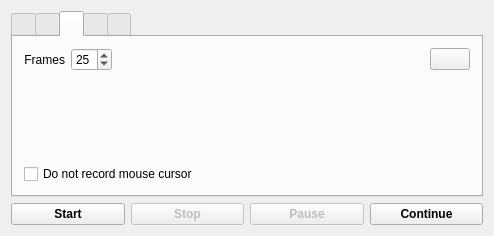
Qt form mainwindow.ui (vkohaupt/vokoscreenNG) before a commit.
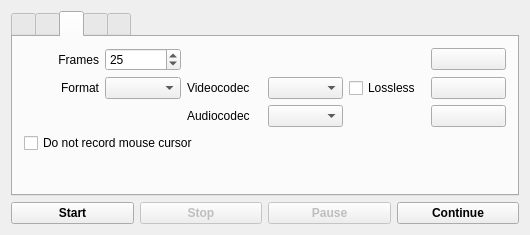
The same form after that commit. The open tabs and pages were chosen to show the change.

Diff of the .ui file:
```diff
--- a/mainwindow.ui
+++ b/mainwindow.ui
@@ -6,8 +6,8 @@
    <rect>
     <x>0</x>
     <y>0</y>
-    <width>494</width>
-    <height>236</height>
+    <width>530</width>
+    <height>235</height>
    </rect>
   </property>
   <property name="windowTitle">
@@ -88,8 +88,38 @@
        </attribute>
        <layout class="QVBoxLayout" name="verticalLayout_2">
         <item>
-         <layout class="QGridLayout" name="gridLayout_2">
-          <item row="0" column="3">
+         <layout class="QGridLayout" name="gridLayout_5">
+          <item row="1" column="1">
+           <widget class="QComboBox" name="comboBox"/>
+          </item>
+          <item row="0" column="0">
+           <widget class="QLabel" name="labelFrames">
+            <property name="text">
+             <string>Frames</string>
+            </property>
+            <property name="alignment">
+             <set>Qt::AlignRight|Qt::AlignTrailing|Qt::AlignVCenter</set>
+            </property>
+           </widget>
+          </item>
+          <item row="1" column="0">
+           <widget class="QLabel" name="label">
+            <property name="text">
+             <string>Format</string>
+            </property>
+            <property name="alignment">
+             <set>Qt::AlignRight|Qt::AlignTrailing|Qt::AlignVCenter</set>
+            </property>
+           </widget>
+          </item>
+          <item row="1" column="4">
+           <widget class="QCheckBox" name="checkBox_2">
+            <property name="text">
+             <string>Lossless</string>
+            </property>
+           </widget>
+          </item>
+          <item row="0" column="5">
            <widget class="QPushButton" name="pushButtonFramesDefault">
             <property name="text">
              <string/>
@@ -103,31 +133,49 @@
             </property>
            </widget>
           </item>
-          <item row="0" column="0">
-           <widget class="QLabel" name="labelFrames">
+          <item row="2" column="3">
+           <widget class="QComboBox" name="comboBox_3"/>
+          </item>
+          <item row="1" column="2">
+           <widget class="QLabel" name="label_2">
             <property name="text">
-             <string>Frames</string>
+             <string>Videocodec</string>
             </property>
-            <property name="alignment">
-             <set>Qt::AlignRight|Qt::AlignTrailing|Qt::AlignVCenter</set>
+           </widget>
+          </item>
+          <item row="2" column="2">
+           <widget class="QLabel" name="label_3">
+            <property name="text">
+             <string>Audiocodec</string>
             </property>
            </widget>
           </item>
-          <item row="0" column="2">
-           <spacer name="horizontalSpacer">
-            <property name="orientation">
-             <enum>Qt::Horizontal</enum>
+          <item row="1" column="3">
+           <widget class="QComboBox" name="comboBox_2"/>
+          </item>
+          <item row="1" column="5">
+           <widget class="QPushButton" name="pushButton">
+            <property name="text">
+             <string/>
             </property>
-            <property name="sizeHint" stdset="0">
-             <size>
-              <width>40</width>
-              <height>20</height>
-             </size>
+           </widget>
+          </item>
+          <item row="2" column="5">
+           <widget class="QPushButton" name="pushButton_2">
+            <property name="text">
+             <string/>
             </property>
-           </spacer>
+           </widget>
           </item>
          </layout>
         </item>
+        <item>
+         <widget class="QCheckBox" name="checkBoxMouseCursorOnOff">
+          <property name="text">
+           <string>Do not record mouse cursor</string>
+          </property>
+         </widget>
+        </item>
         <item>
          <spacer name="verticalSpacer_2">
           <property name="orientation">
@@ -141,13 +189,6 @@
           </property>
          </spacer>
         </item>
-        <item>
-         <widget class="QCheckBox" name="checkBoxMouseCursorOnOff">
-          <property name="text">
-           <string>Do not record mouse cursor</string>
-          </property>
-         </widget>
-        </item>
        </layout>
       </widget>
       <widget class="QWidget" name="tab">
```
Left out of the diff: 50 changed lines with no effect on the pictures.
